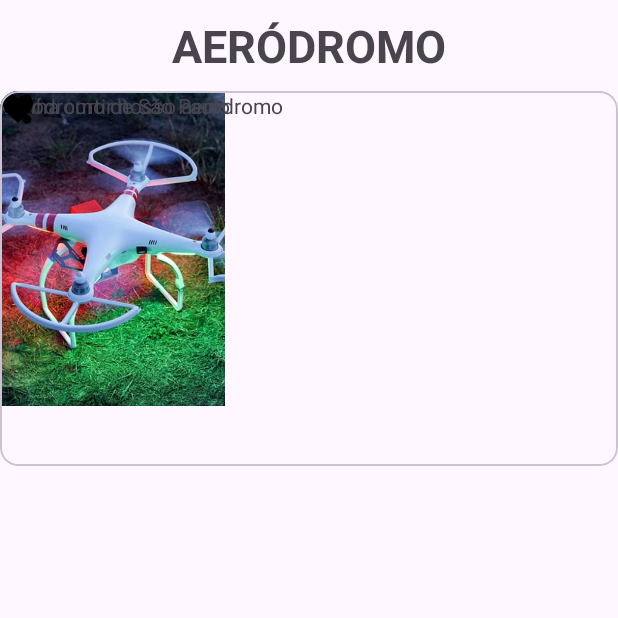
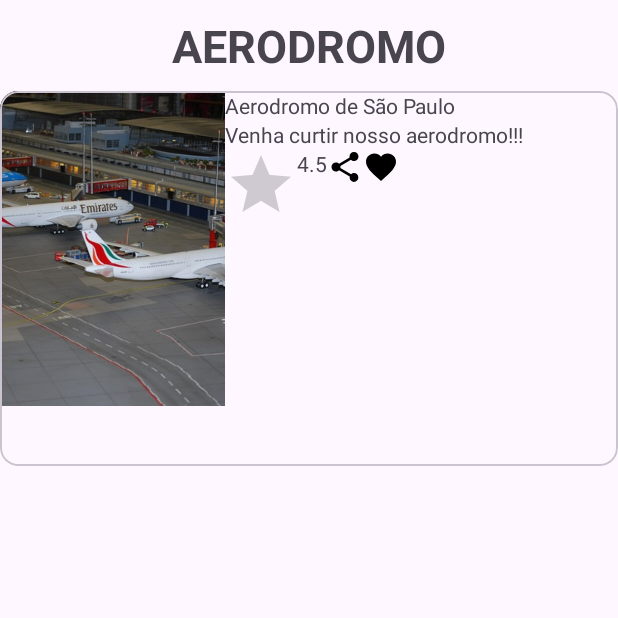
Before and after one commit to Jeff3003/AeroApp, an Android app: the AerodromoActivity screen opened directly, with no data from a screen before it, on a phone screen of 412 x 824 dp, the top half of it. Run offline under Robolectric (Android 15) with nearby library versions, the phone set to English and light mode, and no system bars.

Commit message:
organização do layout

```diff
--- a/app/src/main/res/layout/aerodromo_layout.xml
+++ b/app/src/main/res/layout/aerodromo_layout.xml
@@ -6,18 +6,15 @@
     android:layout_height="match_parent"
     android:orientation="vertical"
     tools:context=".AerodromoActivity">
-
     <TextView
         android:layout_width="wrap_content"
         android:layout_height="wrap_content"
         android:layout_gravity="center_horizontal"
         android:layout_margin="10sp"
-        android:text="Aeródromo"
+        android:text="Aerodromo"
         android:textAllCaps="true"
-        android:textSize="30dp"
-        android:textStyle="bold"
-
-        />
+        android:textSize="30sp"
+        android:textStyle="bold" />
 
     <com.google.android.material.card.MaterialCardView
         android:layout_width="match_parent"
@@ -25,44 +22,49 @@
         android:checkable="true"
         android:clickable="true"
         android:focusable="true">
-
+        <LinearLayout
+            android:layout_width="match_parent"
+            android:layout_height="wrap_content"
+            android:orientation="horizontal">
             <ImageView
                 android:layout_width="150dp"
                 android:layout_height="210dp"
                 android:scaleType="centerCrop"
-            android:src="@drawable/logo" />
-
+                android:src="@drawable/aerodromo" />
+            <LinearLayout
+                android:layout_width="match_parent"
+                android:layout_height="wrap_content"
+                android:orientation="vertical">
                 <TextView
                     android:layout_width="wrap_content"
                     android:layout_height="wrap_content"
-            android:text="Aeródromo de São Paulo" />
-
+                    android:text="Aerodromo de São Paulo" />
                 <TextView
                     android:layout_width="wrap_content"
                     android:layout_height="wrap_content"
-            android:text="Venha curtir nosso aeródromo" />
-
+                    android:text="Venha curtir nosso aerodromo!!!" />
+                <LinearLayout
+                    android:layout_width="match_parent"
+                    android:layout_height="wrap_content"
+                    android:orientation="horizontal">
                     <RatingBar
                         android:layout_width="wrap_content"
                         android:layout_height="wrap_content"
                         android:numStars="1" />
-
                     <TextView
                         android:layout_width="wrap_content"
                         android:layout_height="wrap_content"
                         android:text="4.5" />
-
                     <ImageView
                         android:layout_width="wrap_content"
                         android:layout_height="wrap_content"
                         android:src="@drawable/baseline_share" />
-
                     <ImageView
                         android:layout_width="wrap_content"
                         android:layout_height="wrap_content"
                         android:src="@drawable/baseline_favorite" />
-
-
+                </LinearLayout>
+            </LinearLayout>
+        </LinearLayout>
     </com.google.android.material.card.MaterialCardView>
-
 </LinearLayout>
```
Lines whose indentation alone changed are shown as unchanged.
